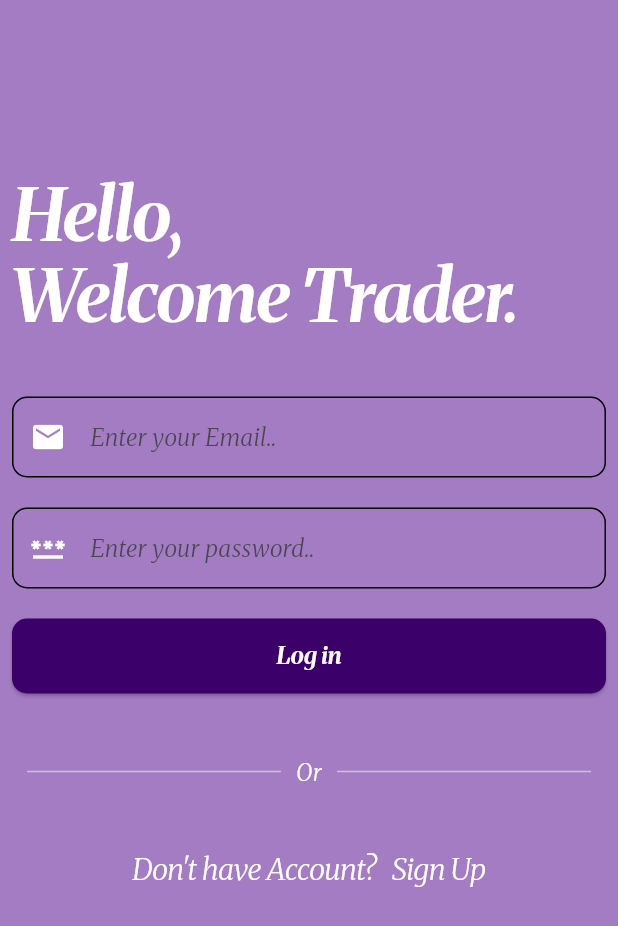
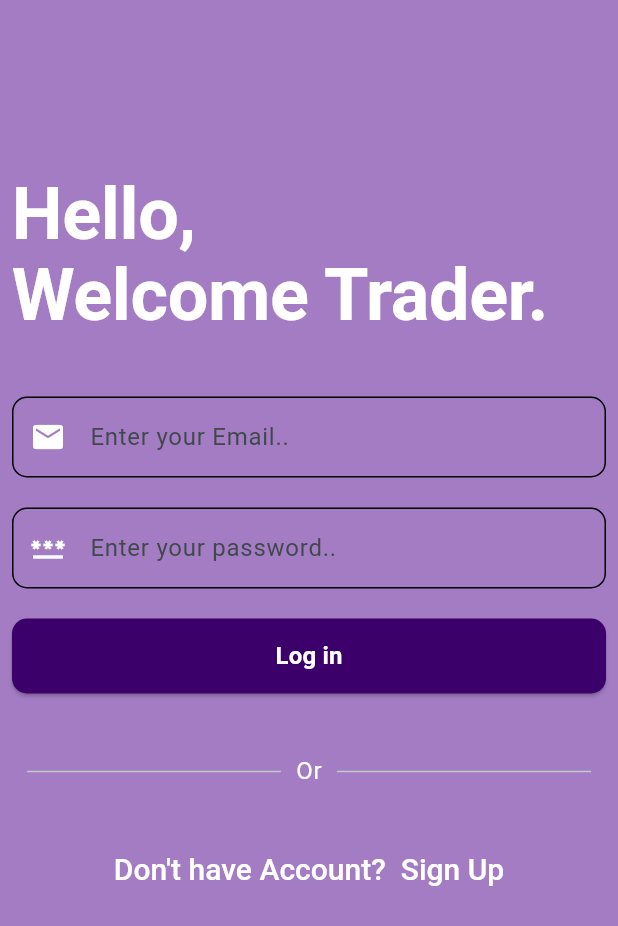
Before and after one commit to vamshid1314/Stock_exchange_app, a Flutter app: the screen it shows after launch, on a phone screen of 412 x 824 dp. Shown: the top 926 px of the screen. Run offline on Flutter 3.47's test engine with Material 3 defaults, Android fonts, the phone set to English and light mode, and no system bars; our stand-ins replace equatable, flutter_bloc; accounts and stored records are empty.

```diff
--- a/lib/main.dart
+++ b/lib/main.dart
@@ -1,4 +1,5 @@
 import 'package:flutter/material.dart';
+import 'package:stock_exchange_app/home/views/home_screen.dart';
 import 'package:stock_exchange_app/splash/splash_screen.dart';
 
 void main() {
@@ -14,116 +15,104 @@ class MyApp extends StatelessWidget {
     return MaterialApp(
       theme: ThemeData(
         appBarTheme: const AppBarTheme(
-          backgroundColor: Color(0xFF3C006B),
+          backgroundColor: Colors.white,
           centerTitle: true,
           titleTextStyle: TextStyle(
-            fontFamily: 'Mw',
             fontSize: 27,
-            fontWeight: FontWeight.bold
-          )
+            fontWeight: FontWeight.bold,
+          ),
+          iconTheme: IconThemeData(color: Colors.black),
+          actionsIconTheme: IconThemeData(color: Colors.black),
         ),
         colorScheme: ColorScheme.fromSeed(
-            seedColor: const Color(0xFF3C006B),
-            onPrimary: Colors.white,
-            onSecondary: Colors.white,
+          seedColor: Colors.white
         ),
         textTheme: const TextTheme(
           displayLarge: TextStyle(
             fontSize: 48,
-            fontFamily: 'MW',
             fontWeight: FontWeight.bold,
             color: Colors.white,
           ),
           displayMedium: TextStyle(
             fontSize: 36,
-            fontFamily: 'MW',
             fontWeight: FontWeight.bold,
             color: Color(0xFF7F00FF),
           ),
           displaySmall: TextStyle(
             fontSize: 28,
-            fontFamily: 'MW',
             fontWeight: FontWeight.bold,
             color: Color(0xFF7F00FF),
           ),
           headlineMedium: TextStyle(
             fontSize: 24,
-            fontFamily: 'MW',
             fontWeight: FontWeight.w600,
             color: Color(0xFFD946EF),
           ),
           headlineSmall: TextStyle(
             fontSize: 20,
-            fontFamily: 'MW',
             fontWeight: FontWeight.w600,
             color: Color(0xFFD946EF),
           ),
           titleLarge: TextStyle(
             fontSize: 20,
-            fontFamily: 'MW',
             fontWeight: FontWeight.w500,
             color: Colors.white,
           ),
           bodyLarge: TextStyle(
             fontSize: 16,
-            fontFamily: 'MW',
             fontWeight: FontWeight.normal,
             color: Colors.white,
           ),
           bodyMedium: TextStyle(
             fontSize: 14,
-            fontFamily: 'MW',
             color: Colors.black54,
           ),
           labelLarge: TextStyle(
             fontSize: 16,
-            fontFamily: 'MW',
             fontWeight: FontWeight.bold,
             color: Colors.white,
           ),
           labelSmall: TextStyle(
             fontSize: 12,
-            fontFamily: 'MW',
             color: Colors.black45,
           ),
         ),
         inputDecorationTheme: InputDecorationTheme(
           contentPadding: const EdgeInsets.all(15),
           prefixIconColor: Colors.white,
-          border: OutlineInputBorder(
-            borderRadius: BorderRadius.circular(10),
-          ),
+          border: OutlineInputBorder(borderRadius: BorderRadius.circular(10)),
           enabledBorder: OutlineInputBorder(
             borderRadius: BorderRadius.circular(10),
           ),
           focusedBorder: OutlineInputBorder(
             borderRadius: BorderRadius.circular(10),
-            borderSide: const BorderSide(
-              color: Color(0xFF3C006B),
-              width: 2
-            ),
+            borderSide: const BorderSide(color: Color(0xFF3C006B), width: 2),
           ),
           errorBorder: OutlineInputBorder(
             borderRadius: BorderRadius.circular(10),
-            borderSide: const BorderSide(
-                color: Colors.redAccent,
-                width: 2
-            ),
+            borderSide: const BorderSide(color: Colors.redAccent, width: 2),
           ),
         ),
         elevatedButtonTheme: ElevatedButtonThemeData(
           style: ElevatedButton.styleFrom(
-            backgroundColor:const Color(0xFF3C006B),
-              foregroundColor: Colors.white,
+            backgroundColor: const Color(0xFF3C006B),
+            foregroundColor: Colors.white,
             minimumSize: const Size(double.infinity, 50),
             shape: RoundedRectangleBorder(
-              borderRadius: BorderRadius.circular(10)
-            )
-          )
+              borderRadius: BorderRadius.circular(10),
+            ),
+          ),
+        ),
+        cardTheme: CardThemeData(
+          elevation: 0,
+          shape: RoundedRectangleBorder(
+            borderRadius: BorderRadius.circular(8),
+            side: BorderSide(width: 2, color: Colors.grey[400]!),
+          ),
         ),
       ),
       title: 'Stock Broker',
-      home: const SplashScreen()
+      home: const SplashScreen(),
     );
   }
 }
--- a/lib/sign_up/sign_up_screen.dart
+++ b/lib/sign_up/sign_up_screen.dart
@@ -41,7 +41,9 @@ class SignUpScreen extends StatelessWidget {
               const SizedBox(height: 50),
               ElevatedButton(
                 onPressed: () {
-                  Navigator.of(context).push(HomeScreen.route());
+                  Navigator.of(
+                    context,
+                  ).pushAndRemoveUntil(HomeScreen.route(), (route) => false);
                 },
                 child: const Text('Sign Up'),
               ),
--- a/lib/splash/splash_screen.dart
+++ b/lib/splash/splash_screen.dart
@@ -1,5 +1,4 @@
 import 'package:flutter/material.dart';
-import 'package:stock_exchange_app/home/views/home_screen.dart';
 import 'package:stock_exchange_app/login/log_in_screen.dart';
 
 class SplashScreen extends StatefulWidget {
@@ -37,10 +36,6 @@ class _SplashScreenState extends State<SplashScreen>
           Navigator.of(context).pushReplacement(LoginScreen.route());
         });
       }
-    });
-
-    Future.delayed(const Duration(seconds: 3), (){
-      Navigator.of(context).push(HomeScreen.route());
     });
   }
 
--- a/pubspec.yaml
+++ b/pubspec.yaml
@@ -68,6 +68,8 @@ flutter:
   assets:
      - assets/images/splash_image.avif
      - assets/images/symbol1.png
+     - assets/images/stock.png
+     - assets/images/vamshi.jpg
 
   # An image asset can refer to one or more resolution-specific "variants", see
   # https://flutter.dev/to/resolution-aware-images
```
Also changed, not shown: lib/home/dummy data/stock_indices.dart (added, +62 -0 lines), lib/home/views/home_screen.dart (+74 -7 lines), lib/home/widgets/indices_card.dart (added, +43 -0 lines), assets/images/stock.png (added), assets/images/vamshi.jpg (added), 1 other file.
